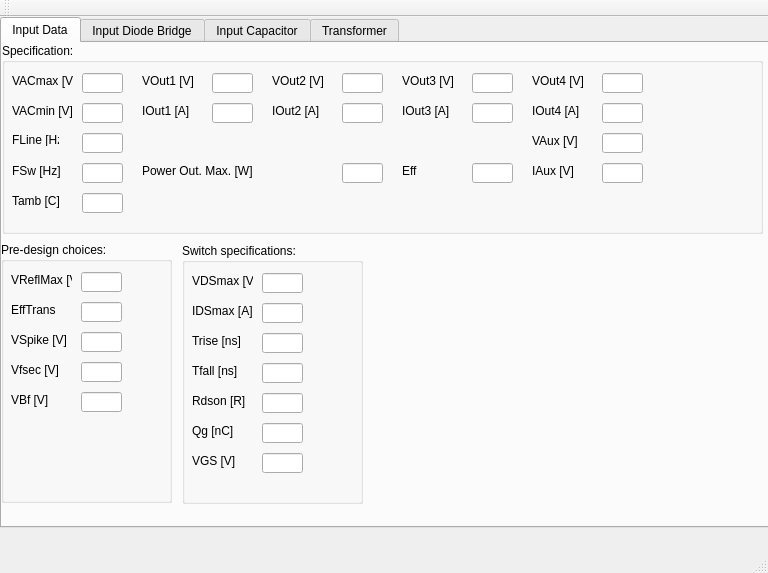
First picture: the form in FLySMPS/FLySMPS.ui, repository aemeltsev/FLySMPS, before the edit.
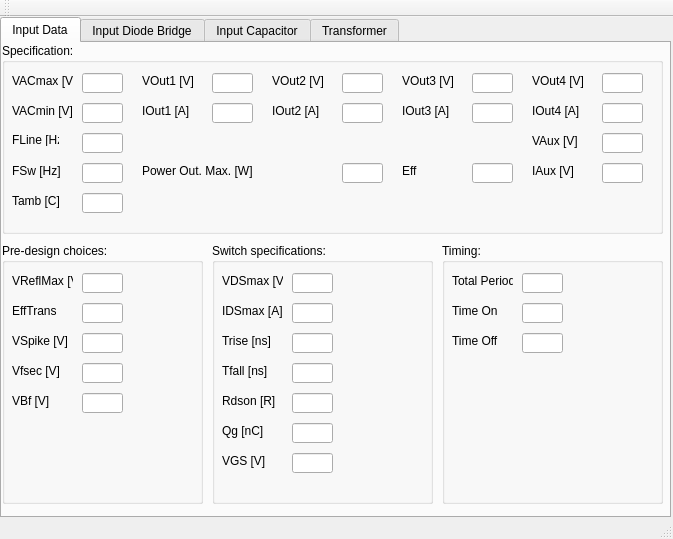
Second picture: the form after the edit.

The edit to the form file:
```diff
--- a/FLySMPS/FLySMPS.ui
+++ b/FLySMPS/FLySMPS.ui
@@ -6,8 +6,8 @@
    <rect>
     <x>0</x>
     <y>0</y>
-    <width>768</width>
-    <height>573</height>
+    <width>673</width>
+    <height>539</height>
    </rect>
   </property>
   <property name="windowTitle">
@@ -19,8 +19,8 @@
      <rect>
       <x>0</x>
       <y>0</y>
-      <width>771</width>
-      <height>511</height>
+      <width>671</width>
+      <height>501</height>
      </rect>
     </property>
     <property name="tabPosition">
@@ -38,7 +38,7 @@
        <rect>
         <x>0</x>
         <y>0</y>
-        <width>761</width>
+        <width>661</width>
         <height>191</height>
        </rect>
       </property>
@@ -440,9 +440,9 @@
      <widget class="QGroupBox" name="groupBox_2">
       <property name="geometry">
        <rect>
-        <x>-1</x>
-        <y>199</y>
-        <width>171</width>
+        <x>0</x>
+        <y>200</y>
+        <width>201</width>
         <height>261</height>
        </rect>
       </property>
@@ -568,9 +568,9 @@
      <widget class="QGroupBox" name="groupBox_3">
       <property name="geometry">
        <rect>
-        <x>180</x>
+        <x>210</x>
         <y>200</y>
-        <width>181</width>
+        <width>221</width>
         <height>261</height>
        </rect>
       </property>
@@ -739,6 +739,88 @@
        </property>
       </widget>
      </widget>
+     <widget class="QGroupBox" name="groupBox_4">
+      <property name="geometry">
+       <rect>
+        <x>440</x>
+        <y>200</y>
+        <width>221</width>
+        <height>261</height>
+       </rect>
+      </property>
+      <property name="title">
+       <string>Timing:</string>
+      </property>
+      <widget class="QLabel" name="label_30">
+       <property name="geometry">
+        <rect>
+         <x>10</x>
+         <y>30</y>
+         <width>61</width>
+         <height>16</height>
+        </rect>
+       </property>
+       <property name="text">
+        <string>Total Period</string>
+       </property>
+      </widget>
+      <widget class="QLineEdit" name="lineEdit_30">
+       <property name="geometry">
+        <rect>
+         <x>80</x>
+         <y>30</y>
+         <width>41</width>
+         <height>20</height>
+        </rect>
+       </property>
+      </widget>
+      <widget class="QLineEdit" name="lineEdit_31">
+       <property name="geometry">
+        <rect>
+         <x>80</x>
+         <y>60</y>
+         <width>41</width>
+         <height>20</height>
+        </rect>
+       </property>
+      </widget>
+      <widget class="QLabel" name="label_31">
+       <property name="geometry">
+        <rect>
+         <x>10</x>
+         <y>60</y>
+         <width>61</width>
+         <height>16</height>
+        </rect>
+       </property>
+       <property name="text">
+        <string>Time On</string>
+       </property>
+      </widget>
+      <widget class="QLineEdit" name="lineEdit_32">
+       <property name="geometry">
+        <rect>
+         <x>80</x>
+         <y>90</y>
+         <width>41</width>
+         <height>20</height>
+        </rect>
+       </property>
+      </widget>
+      <widget class="QLabel" name="label_32">
+       <property name="geometry">
+        <rect>
+         <x>10</x>
+         <y>90</y>
+         <width>61</width>
+         <height>16</height>
+        </rect>
+       </property>
+       <property name="text">
+        <string>Time Off</string>
+       </property>
+      </widget>
+     </widget>
     </widget>
     <widget class="QWidget" name="tab_2">
      <attribute name="title">
```
Left out of the diff: 2 changed lines with no effect on the pictures.
